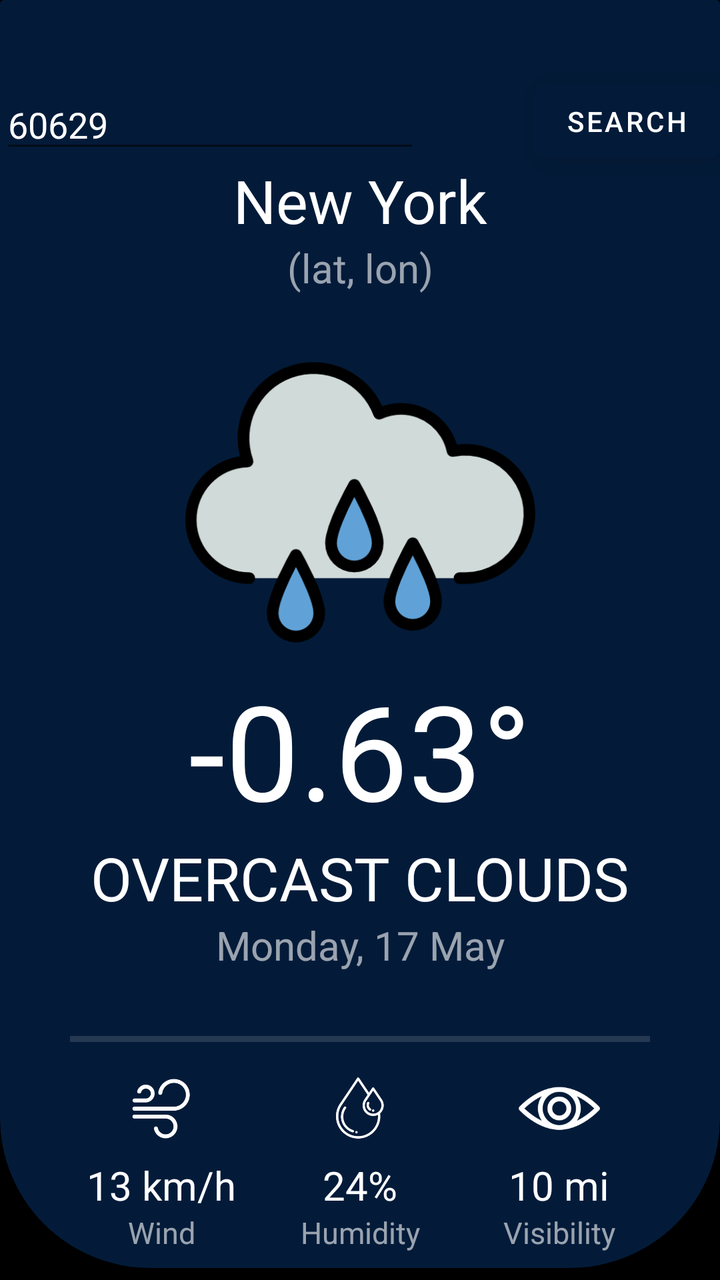
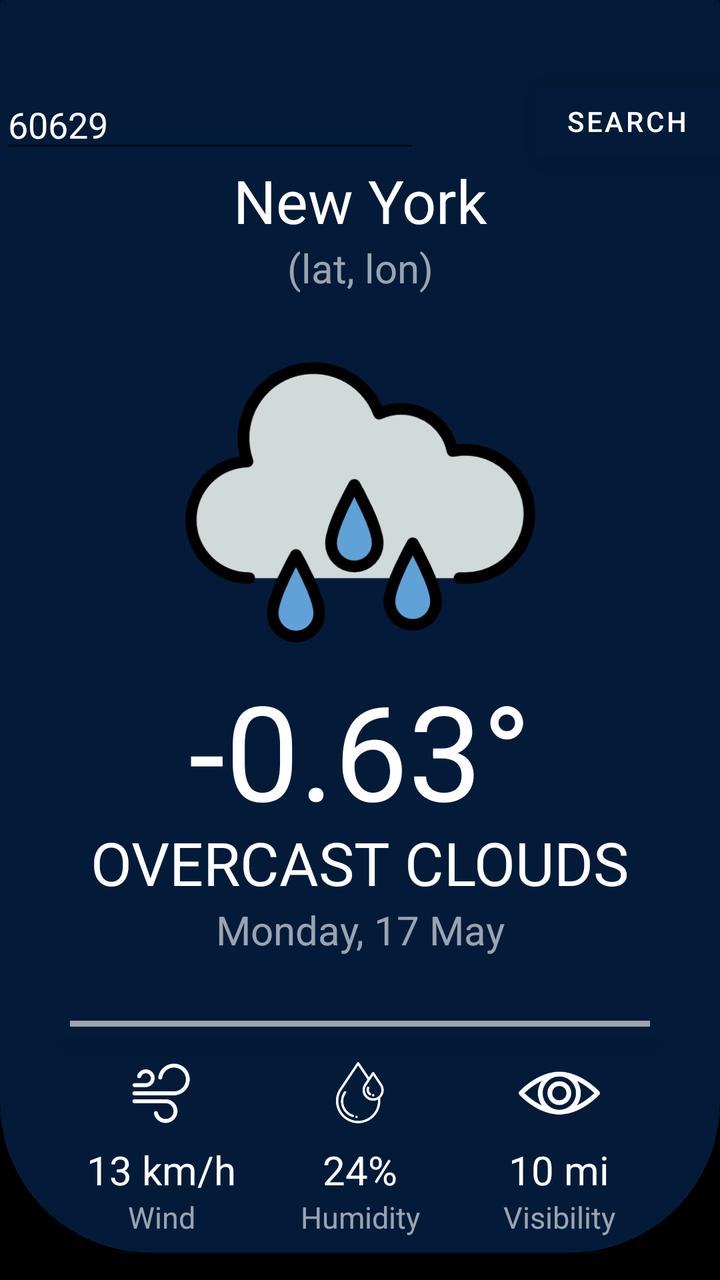

The first picture is an Android layout as it rendered before a commit; the second is the same layout after the commit. The layout source and the unified diff follow.
<!-- AndroidManifest.xml: application theme Theme.WeatherApp -->
<!-- res/layout/activity_main.xml -->
<?xml version="1.0" encoding="utf-8"?>
<androidx.constraintlayout.widget.ConstraintLayout xmlns:android="http://schemas.android.com/apk/res/android"
    xmlns:app="http://schemas.android.com/apk/res-auto"
    xmlns:tools="http://schemas.android.com/tools"
    android:layout_width="match_parent"
    android:layout_height="match_parent"
    android:background="@color/black"
    android:translationZ="10dp"
    app:layoutDescription="@xml/activity_main_scene"
    tools:context=".MainActivity">


    <androidx.cardview.widget.CardView
        android:id="@+id/cardView"
        android:layout_width="match_parent"
        android:layout_height="0dp"
        android:layout_marginBottom="-8dp"
        app:cardBackgroundColor="@color/black"
        app:layout_constraintBottom_toBottomOf="@+id/constraintLayout"
        app:layout_constraintEnd_toEndOf="parent"
        app:layout_constraintStart_toStartOf="parent"
        app:layout_constraintTop_toTopOf="parent">

        <androidx.cardview.widget.CardView
            android:layout_width="match_parent"
            android:layout_height="match_parent"
            android:layout_marginTop="-75dp"
            app:cardBackgroundColor="@color/dark_blue"
            app:cardCornerRadius="75dp">

            <ImageView
                android:id="@+id/image_view"
                android:layout_width="match_parent"
                android:layout_height="match_parent"
                android:contentDescription="TODO"
                android:scaleType="fitXY" />

        </androidx.cardview.widget.CardView>
    </androidx.cardview.widget.CardView>

    <EditText
        android:id="@+id/editText_ZipCode"
        android:layout_width="wrap_content"
        android:layout_height="wrap_content"
        android:layout_marginTop="40dp"
        android:ems="10"
        android:inputType="numberDecimal"
        android:text="60629"
        android:textColor="@color/font"
        android:translationZ="10dp"
        app:layout_constraintStart_toStartOf="parent"
        app:layout_constraintTop_toTopOf="parent" />

    <Button
        android:id="@+id/button_search"
        android:layout_width="wrap_content"
        android:layout_height="wrap_content"
        android:background="@null"
        android:backgroundTint="@color/dark_blue"
        android:text="Search"
        android:translationZ="10dp"
        app:layout_constraintBottom_toBottomOf="@+id/editText_ZipCode"
        app:layout_constraintEnd_toEndOf="parent"
        app:layout_constraintTop_toTopOf="@+id/editText_ZipCode" />

    <TextView
        android:id="@+id/textView_cityName"
        android:layout_width="wrap_content"
        android:layout_height="wrap_content"
        android:layout_marginTop="40dp"
        android:singleLine="true"
        android:text="New York"
        android:textAlignment="center"
        android:textColor="@color/font"
        android:textSize="30sp"
        android:translationZ="10dp"
        app:layout_constraintBottom_toTopOf="@+id/textView_lat_lon"
        app:layout_constraintEnd_toEndOf="parent"
        app:layout_constraintStart_toStartOf="parent"
        app:layout_constraintTop_toTopOf="@+id/editText_ZipCode" />

    <TextView
        android:id="@+id/textView_lat_lon"
        android:layout_width="wrap_content"
        android:layout_height="wrap_content"
        android:text="(lat, lon)"
        android:textColor="@color/font_alt"
        android:textSize="20sp"
        android:translationZ="10dp"
        app:layout_constraintTop_toBottomOf="@id/textView_cityName"
        app:layout_constraintBottom_toTopOf="@+id/imageView_weatherIcon"
        app:layout_constraintEnd_toEndOf="parent"
        app:layout_constraintStart_toStartOf="parent" />

    <ImageView
        android:id="@+id/imageView_weatherIcon"
        android:layout_width="175dp"
        android:layout_height="175dp"
        android:layout_marginTop="16dp"
        android:contentDescription="TODO"
        android:src="@drawable/icon_rain"
        android:translationZ="10dp"
        app:layout_constraintBottom_toTopOf="@+id/textView_currentTemp"
        app:layout_constraintEnd_toEndOf="parent"
        app:layout_constraintStart_toStartOf="parent"
        app:layout_constraintTop_toBottomOf="@id/textView_lat_lon" />

    <TextView
        android:id="@+id/textView_currentTemp"
        android:layout_width="wrap_content"
        android:layout_height="wrap_content"
        android:layout_marginTop="-8dp"
        android:text="-0.63°"
        android:textColor="@color/white"
        android:textSize="66sp"
        android:translationZ="10dp"
        app:layout_constraintEnd_toEndOf="parent"
        app:layout_constraintStart_toStartOf="parent"
        app:layout_constraintTop_toBottomOf="@id/imageView_weatherIcon" />

    <TextView
        android:id="@+id/textView_weatherDescription"
        android:layout_width="wrap_content"
        android:layout_height="wrap_content"
        android:text="overcast clouds"
        android:textAllCaps="true"
        android:textColor="@color/white"
        android:textSize="30sp"
        android:translationZ="10dp"
        app:layout_constraintTop_toBottomOf="@id/textView_currentTemp"
        app:layout_constraintBottom_toTopOf="@+id/textView_currentDate"
        app:layout_constraintEnd_toEndOf="parent"
        app:layout_constraintStart_toStartOf="parent" />

    <TextView
        android:id="@+id/textView_currentDate"
        android:layout_width="wrap_content"
        android:layout_height="wrap_content"
        android:text="Monday, 17 May"
        android:textColor="@color/font_alt"
        android:textSize="20sp"
        android:translationZ="10dp"
        app:layout_constraintTop_toBottomOf="@id/textView_weatherDescription"
        app:layout_constraintBottom_toTopOf="@+id/view_line"
        app:layout_constraintEnd_toEndOf="parent"
        app:layout_constraintStart_toStartOf="parent" />

    <View
        android:id="@+id/view_line"
        android:layout_width="match_parent"
        android:layout_height="3dp"
        android:layout_marginHorizontal="35dp"
        android:layout_marginTop="32dp"
        android:background="#22ffffff"
        android:translationZ="10dp"
        app:layout_constraintTop_toBottomOf="@id/textView_currentDate"
        tools:layout_editor_absoluteX="35dp" />

    <androidx.constraintlayout.widget.ConstraintLayout
        android:id="@+id/constraintLayout"
        android:layout_width="0dp"
        android:layout_height="wrap_content"
        android:layout_marginTop="8dp"
        android:translationZ="10dp"
        app:layout_constraintEnd_toEndOf="parent"
        app:layout_constraintStart_toStartOf="@+id/cardView"
        app:layout_constraintTop_toBottomOf="@id/view_line">


        <ImageView
            android:id="@+id/imageView_currentWind"
            android:layout_width="60dp"
            android:layout_height="60dp"
            android:layout_gravity="center_horizontal"
            android:contentDescription="TODO"
            android:scaleType="fitXY"
            android:src="@mipmap/icon_wind_foreground"
            app:layout_constraintBottom_toBottomOf="@+id/imageView_currentHumidity"
            app:layout_constraintEnd_toEndOf="@+id/textView_currentWindSpeed_1"
            app:layout_constraintStart_toStartOf="@+id/textView_currentWindSpeed_1"
            app:layout_constraintTop_toTopOf="@+id/imageView_currentHumidity" />

        <TextView
            android:id="@+id/textView_currentWindSpeed_1"
            android:layout_width="wrap_content"
            android:layout_height="wrap_content"
            android:layout_gravity="center_horizontal"
            android:text="13 km/h"
            android:textColor="@color/white"
            android:textSize="20sp"
            android:translationZ="20dp"
            app:layout_constraintBottom_toBottomOf="@+id/textView_currentHumidity_1"
            app:layout_constraintEnd_toStartOf="@+id/textView_currentHumidity_1"
            app:layout_constraintStart_toStartOf="parent"
            app:layout_constraintTop_toTopOf="@+id/textView_currentHumidity_1" />

        <TextView
            android:id="@+id/textView_currentWindSpeed_2"
            android:layout_width="wrap_content"
            android:layout_height="wrap_content"
            android:layout_gravity="center_horizontal"
            android:text="Wind"
            android:textColor="@color/font_alt"
            android:textSize="15sp"
            android:translationZ="20dp"
            app:layout_constraintBottom_toBottomOf="@+id/textView_currentHumidity_2"
            app:layout_constraintEnd_toEndOf="@+id/textView_currentWindSpeed_1"
            app:layout_constraintStart_toStartOf="@+id/textView_currentWindSpeed_1"
            app:layout_constraintTop_toTopOf="@+id/textView_currentHumidity_2" />

        <ImageView
            android:id="@+id/imageView_currentHumidity"
            android:layout_width="50dp"
            android:layout_height="50dp"
            android:layout_gravity="center_horizontal"
            android:contentDescription="TODO"
            android:scaleType="fitXY"
            android:src="@mipmap/icon_humidity_foreground"
            app:layout_constraintEnd_toEndOf="@+id/textView_currentHumidity_1"
            app:layout_constraintStart_toStartOf="@+id/textView_currentHumidity_1"
            app:layout_constraintTop_toTopOf="parent" />

        <TextView
            android:id="@+id/textView_currentHumidity_1"
            android:layout_width="wrap_content"
            android:layout_height="wrap_content"
            android:layout_gravity="center_horizontal"
            android:text="24%"
            android:textColor="@color/white"
            android:textSize="20sp"
            android:translationZ="20dp"
            app:layout_constraintBottom_toTopOf="@+id/textView_currentHumidity_2"
            app:layout_constraintEnd_toEndOf="parent"
            app:layout_constraintStart_toStartOf="parent"
            app:layout_constraintTop_toBottomOf="@+id/imageView_currentHumidity" />

        <TextView
            android:id="@+id/textView_currentHumidity_2"
            android:layout_width="wrap_content"
            android:layout_height="wrap_content"
            android:layout_gravity="center_horizontal"
            android:text="Humidity"
            android:textColor="@color/font_alt"
            android:textSize="15sp"
            android:translationZ="20dp"
            app:layout_constraintBottom_toBottomOf="parent"
            app:layout_constraintEnd_toEndOf="@+id/textView_currentHumidity_1"
            app:layout_constraintStart_toStartOf="@+id/textView_currentHumidity_1" />

        <ImageView
            android:id="@+id/imageView_currentVisibility"
            android:layout_width="70dp"
            android:layout_height="70dp"
            android:layout_gravity="center_horizontal"
            android:layout_weight="1"
            android:contentDescription="TODO"
            android:scaleType="fitXY"
            android:src="@mipmap/icon_visibility_foreground"
            app:layout_constraintBottom_toBottomOf="@+id/imageView_currentHumidity"
            app:layout_constraintEnd_toEndOf="@+id/textView_currentVisibility_1"
            app:layout_constraintStart_toStartOf="@+id/textView_currentVisibility_1"
            app:layout_constraintTop_toTopOf="@+id/imageView_currentHumidity" />

        <TextView
            android:id="@+id/textView_currentVisibility_1"
            android:layout_width="wrap_content"
            android:layout_height="wrap_content"
            android:layout_gravity="center_horizontal"
            android:layout_weight="1"
            android:text="10 mi"
            android:textColor="@color/white"
            android:textSize="20sp"
            android:translationZ="20dp"
            app:layout_constraintBottom_toBottomOf="@+id/textView_currentHumidity_1"
            app:layout_constraintEnd_toEndOf="parent"
            app:layout_constraintStart_toEndOf="@+id/textView_currentHumidity_1"
            app:layout_constraintTop_toTopOf="@+id/textView_currentHumidity_1" />

        <TextView
            android:id="@+id/textView_currentVisibility_2"
            android:layout_width="wrap_content"
            android:layout_height="wrap_content"
            android:layout_gravity="center_horizontal"
            android:layout_weight="1"
            android:text="Visibility"
            android:textColor="@color/font_alt"
            android:textSize="15sp"
            android:translationZ="20dp"
            app:layout_constraintBottom_toBottomOf="@+id/textView_currentHumidity_2"
            app:layout_constraintEnd_toEndOf="@+id/textView_currentVisibility_1"
            app:layout_constraintStart_toStartOf="@+id/textView_currentVisibility_1"
            app:layout_constraintTop_toTopOf="@+id/textView_currentHumidity_2" />


    </androidx.constraintlayout.widget.ConstraintLayout>

    <TextView
        android:id="@+id/textView_today"
        android:layout_width="wrap_content"
        android:layout_height="wrap_content"
        android:layout_marginTop="8dp"
        android:text="Today"
        android:textColor="@color/font"
        android:textSize="24sp"
        android:translationZ="10dp"
        app:layout_constraintStart_toStartOf="parent"
        app:layout_constraintTop_toBottomOf="@+id/cardView" />

    <TextView
        android:id="@+id/textView_sevenDays"
        android:layout_width="wrap_content"
        android:layout_height="wrap_content"
        android:layout_marginBottom="5dp"
        android:text="7 days >"
        android:textColor="@color/font_alt"
        android:textSize="20sp"
        android:translationZ="10dp"
        app:layout_constraintBottom_toBottomOf="@+id/textView_today"
        app:layout_constraintEnd_toEndOf="parent"
        app:layout_constraintTop_toTopOf="@+id/textView_today" />

    <androidx.recyclerview.widget.RecyclerView
        android:id="@+id/listView_hourlyWeather"
        android:layout_width="0dp"
        android:layout_height="0dp"
        android:orientation="horizontal"
        android:translationZ="10dp"
        app:layout_constraintBottom_toBottomOf="parent"
        app:layout_constraintEnd_toEndOf="parent"
        app:layout_constraintStart_toStartOf="parent"
        app:layout_constraintTop_toBottomOf="@+id/textView_today" />

</androidx.constraintlayout.widget.ConstraintLayout>
<!-- resources referenced by this layout -->
<resources>
  <color name="black">#FF000000</color>
  <color name="dark_blue">#031b39</color>
  <color name="font">#ffffff</color>
  <color name="font_alt">#99ffffff</color>
  <color name="white">#FFFFFFFF</color>
  <!-- drawable icon_rain: png bitmap (drawable, 27035 bytes) -->
  <!-- mipmap icon_humidity_foreground: png bitmap (mipmap-hdpi, 3598 bytes) -->
  <!-- mipmap icon_visibility_foreground: png bitmap (mipmap-hdpi, 2036 bytes) -->
  <!-- mipmap icon_wind_foreground: png bitmap (mipmap-hdpi, 2291 bytes) -->
  <style name="Theme.WeatherApp" parent="Theme.MaterialComponents.DayNight.NoActionBar">
          
          <item name="colorPrimary">@color/purple_500</item>
          <item name="colorPrimaryVariant">@color/purple_700</item>
          <item name="colorOnPrimary">@color/white</item>
          
          <item name="colorSecondary">@color/teal_200</item>
          <item name="colorSecondaryVariant">@color/teal_700</item>
          <item name="colorOnSecondary">@color/black</item>
          
          <item name="android:statusBarColor" tools:targetApi="l">@color/transparent</item>
          
  
      </style>
  <color name="purple_500">#FF6200EE</color>
  <color name="purple_700">#FF3700B3</color>
  <color name="teal_200">#FF03DAC5</color>
  <color name="teal_700">#FF018786</color>
  <color name="transparent">#00000000</color>
</resources>

<!-- the commit's change to res/layout/activity_main.xml (unified diff, before → after) -->
@@ -1,12 +1,12 @@
 <?xml version="1.0" encoding="utf-8"?>
-<androidx.constraintlayout.widget.ConstraintLayout xmlns:android="http://schemas.android.com/apk/res/android"
+<androidx.constraintlayout.motion.widget.MotionLayout xmlns:android="http://schemas.android.com/apk/res/android"
     xmlns:app="http://schemas.android.com/apk/res-auto"
     xmlns:tools="http://schemas.android.com/tools"
     android:layout_width="match_parent"
     android:layout_height="match_parent"
     android:background="@color/black"
     android:translationZ="10dp"
-    app:layoutDescription="@xml/activity_main_scene"
+    app:layoutDescription="@xml/activity_main_scene2"
     tools:context=".MainActivity">
 
 
@@ -87,10 +87,10 @@
         android:textColor="@color/font_alt"
         android:textSize="20sp"
         android:translationZ="10dp"
-        app:layout_constraintTop_toBottomOf="@id/textView_cityName"
         app:layout_constraintBottom_toTopOf="@+id/imageView_weatherIcon"
         app:layout_constraintEnd_toEndOf="parent"
-        app:layout_constraintStart_toStartOf="parent" />
+        app:layout_constraintStart_toStartOf="parent"
+        app:layout_constraintTop_toBottomOf="@id/textView_cityName" />
 
     <ImageView
         android:id="@+id/imageView_weatherIcon"
@@ -122,15 +122,15 @@
         android:id="@+id/textView_weatherDescription"
         android:layout_width="wrap_content"
         android:layout_height="wrap_content"
+        android:layout_marginTop="-8dp"
         android:text="overcast clouds"
         android:textAllCaps="true"
         android:textColor="@color/white"
         android:textSize="30sp"
         android:translationZ="10dp"
-        app:layout_constraintTop_toBottomOf="@id/textView_currentTemp"
-        app:layout_constraintBottom_toTopOf="@+id/textView_currentDate"
-        app:layout_constraintEnd_toEndOf="parent"
-        app:layout_constraintStart_toStartOf="parent" />
+        app:layout_constraintEnd_toEndOf="parent"
+        app:layout_constraintStart_toStartOf="parent"
+        app:layout_constraintTop_toBottomOf="@id/textView_currentTemp" />
 
     <TextView
         android:id="@+id/textView_currentDate"
@@ -140,10 +140,10 @@
         android:textColor="@color/font_alt"
         android:textSize="20sp"
         android:translationZ="10dp"
-        app:layout_constraintTop_toBottomOf="@id/textView_weatherDescription"
         app:layout_constraintBottom_toTopOf="@+id/view_line"
         app:layout_constraintEnd_toEndOf="parent"
-        app:layout_constraintStart_toStartOf="parent" />
+        app:layout_constraintStart_toStartOf="parent"
+        app:layout_constraintTop_toBottomOf="@id/textView_weatherDescription" />
 
     <View
         android:id="@+id/view_line"
@@ -151,7 +151,7 @@
         android:layout_height="3dp"
         android:layout_marginHorizontal="35dp"
         android:layout_marginTop="32dp"
-        android:background="#22ffffff"
+        android:background="@color/font_alt"
         android:translationZ="10dp"
         app:layout_constraintTop_toBottomOf="@id/textView_currentDate"
         tools:layout_editor_absoluteX="35dp" />
@@ -330,4 +330,4 @@
         app:layout_constraintStart_toStartOf="parent"
         app:layout_constraintTop_toBottomOf="@+id/textView_today" />
 
-</androidx.constraintlayout.widget.ConstraintLayout>
+</androidx.constraintlayout.motion.widget.MotionLayout>
